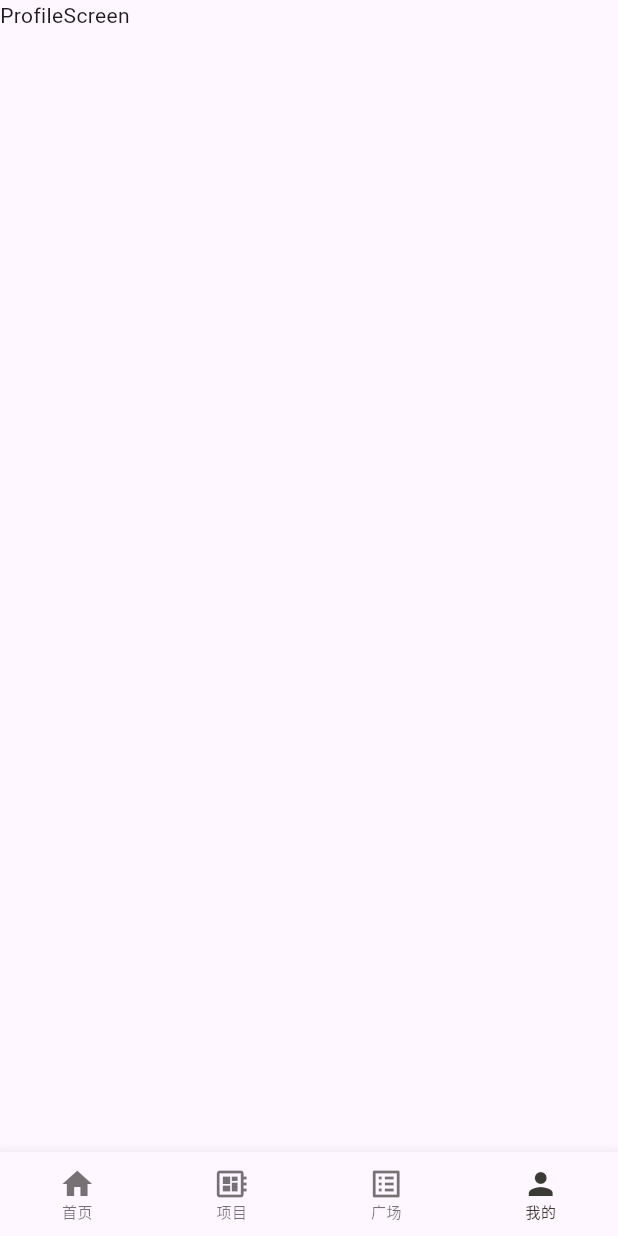
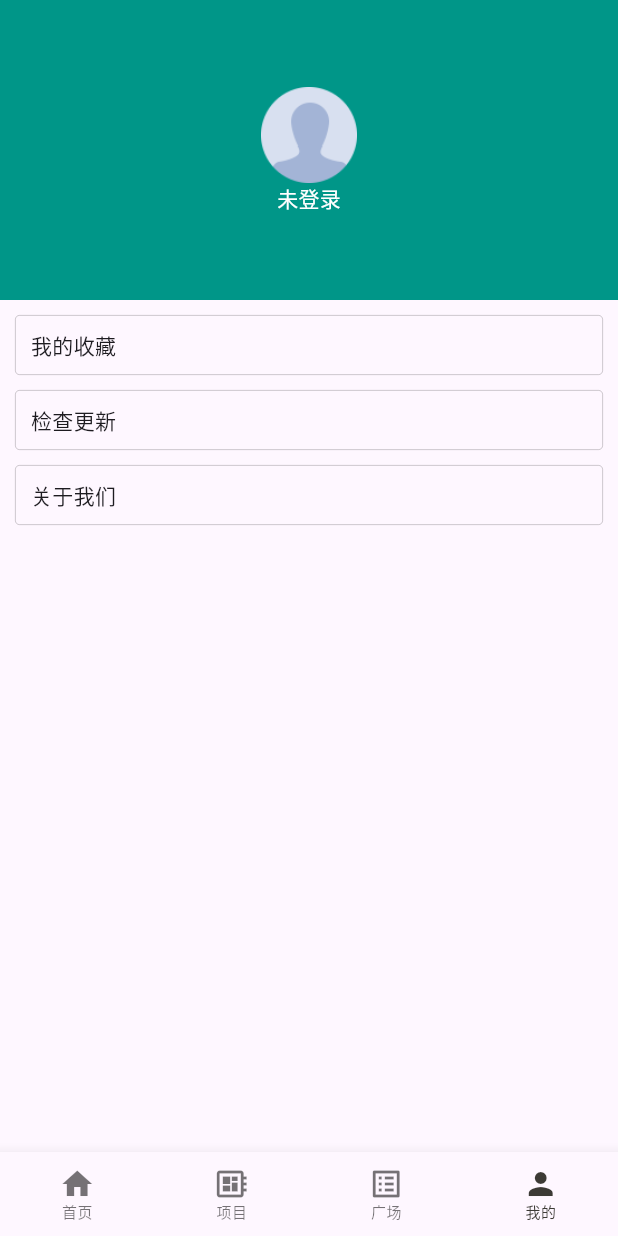
Before and after one commit to wzw110110/flutter_common_layout, a Flutter app: the screen it shows after launch, item 4 of the bottom bar chosen, on a phone screen of 412 x 824 dp. Run offline on Flutter 3.47's test engine with Material 3 defaults, Android fonts, the phone set to English and light mode, and no system bars; our stand-ins replace cached_network_image, cookie_jar, dio, dio_cookie_manager, easy_refresh, flutter_riverpod and 5 more; missing offline and left inert: talker_dio_logger; generated files the repository leaves out were written again.

Commit message:
增加登录页面

```diff
--- a/common_ui/lib/feature/profile/presentation/profile_screen.dart
+++ b/common_ui/lib/feature/profile/presentation/profile_screen.dart
@@ -1,3 +1,4 @@
+import 'package:common_ui/routers/go_router_build.dart';
 import 'package:flutter/material.dart';
 
 class ProfileScreen extends StatefulWidget {
@@ -8,8 +9,61 @@ class ProfileScreen extends StatefulWidget {
 }
 
 class _ProfileScreenState extends State<ProfileScreen> {
+
+  final titles = ["我的收藏","检查更新","关于我们"];
+
   @override
   Widget build(BuildContext context) {
-    return const Text("ProfileScreen");
+    return Scaffold(
+      body: SafeArea(child:
+        SingleChildScrollView(
+          child: Column(
+            children: [
+              _topViewBuild(context),
+              _listViewBuild()
+            ],
+          ),
+        )
+      ),
+    );
+  }
+
+  Widget _topViewBuild(context) {
+    return GestureDetector(
+      onTap: ()=>_onTapTop(context),
+      child: Container(
+        height: 200,
+        color: Colors.teal,
+        alignment: Alignment.center,
+        child:Column(
+          mainAxisAlignment: MainAxisAlignment.center,
+          children: [
+            Image.asset("assets/images/doctor_placeholder.png",width: 64,height: 64),
+            Text("未登录",style: TextStyle(color: Colors.white,fontSize: 14),)
+          ],
+        )
+      ),
+    );
+  }
+
+  Widget _listViewBuild() {
+    return ListView.builder(
+        shrinkWrap: true,
+        physics: NeverScrollableScrollPhysics(),
+        itemCount: titles.length,
+        itemExtent: 50,
+        itemBuilder: (context,index) {
+          return Container(
+            decoration: BoxDecoration(border: Border.all(color: Colors.black26,width: 0.5),borderRadius: BorderRadius.circular(3.0)),
+            margin: EdgeInsets.only(left: 10,right: 10,top: 10),
+            padding: EdgeInsets.only(left: 10),
+            alignment: Alignment.centerLeft,
+            child: Text(titles[index]),
+          );
+    });
+  }
+
+  void _onTapTop(context) {
+      LoginRouteData().push(context);
   }
 }
```
Also changed, not shown: common_ui/lib/feature/auth/presentation/login_controller.dart (added, +19 -0 lines), common_ui/lib/feature/auth/presentation/login_screen.dart (added, +74 -0 lines), common_ui/lib/feature/profile/data/profile_respository.dart (added, +21 -0 lines), common_ui/lib/routers/go_router_build.dart (+11 -0 lines), common_ui/lib/feature/auth/presentation/login_controller.g.dart (added), common_ui/lib/feature/profile/data/profile_respository.g.dart (added), common_ui/lib/routers/go_router_build.g.dart.
